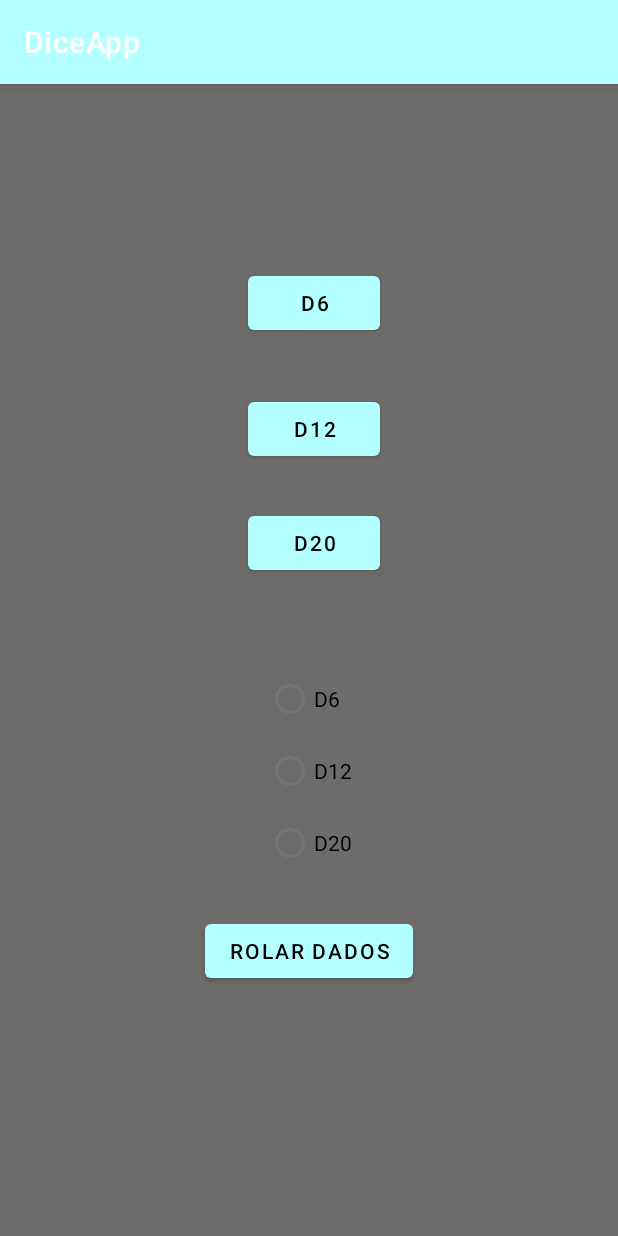
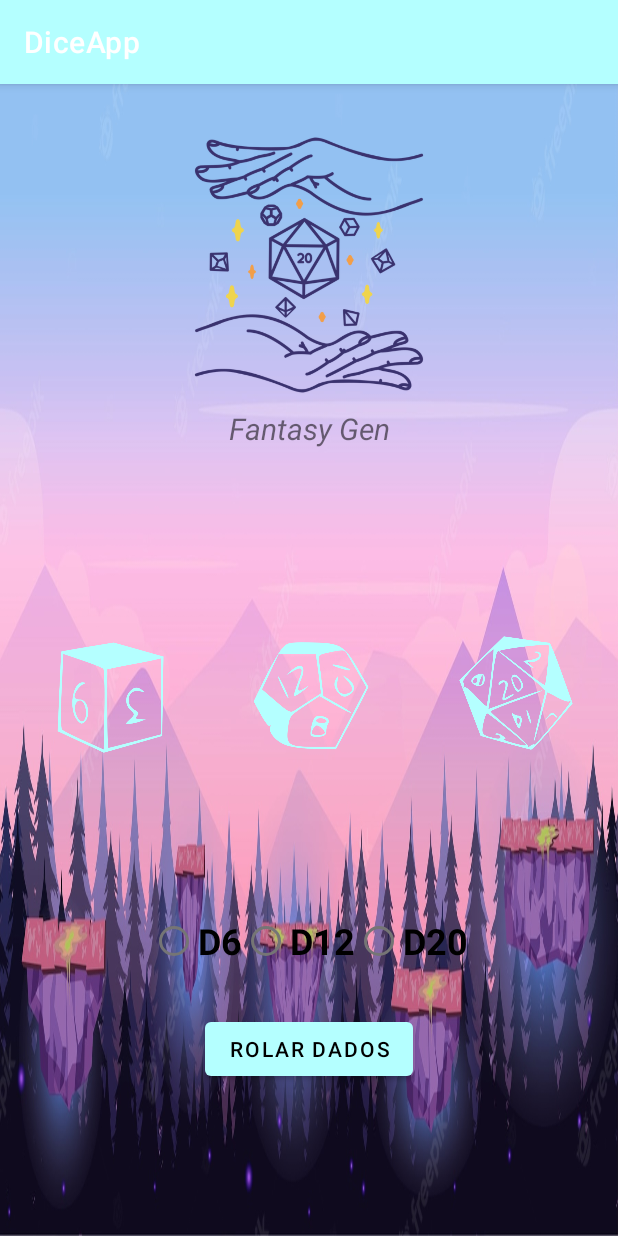
Before and after one commit to julianoBeerg/Exercicios-Android-TM4, an Android app: the screen it shows after launch (MainActivity), on a phone screen of 412 x 824 dp. Run offline under Robolectric (Android 15) with nearby library versions, the phone set to English and light mode, and no system bars.

Commit message:
"Protótipo Projeto Mind Healthy"

```diff
--- a/DiceApp/app/src/main/res/layout/activity_main.xml
+++ b/DiceApp/app/src/main/res/layout/activity_main.xml
@@ -4,95 +4,125 @@
     xmlns:tools="http://schemas.android.com/tools"
     android:layout_width="match_parent"
     android:layout_height="match_parent"
-    android:background="#6E6B6B"
+    android:background="@drawable/background_dice"
     tools:context=".MainActivity">
 
     <TextView
         android:id="@+id/textDado"
         android:layout_width="wrap_content"
         android:layout_height="wrap_content"
+        android:layout_marginTop="32dp"
+        android:fontFamily="casual"
         android:textColor="@color/black"
-        android:textSize="34sp"
-        app:layout_constraintBottom_toBottomOf="parent"
+        android:textSize="48sp"
+        android:textStyle="bold"
         app:layout_constraintEnd_toEndOf="parent"
-        app:layout_constraintHorizontal_bias="0.511"
         app:layout_constraintStart_toStartOf="parent"
-        app:layout_constraintTop_toTopOf="parent"
-        app:layout_constraintVertical_bias="0.067"
-        tools:text="Dice 6" />
+        app:layout_constraintTop_toBottomOf="@+id/textView"
+        tools:text="Dice" />
 
     <Button
-        android:id="@+id/buttonD20"
+        android:id="@+id/buttonDados"
         android:layout_width="wrap_content"
         android:layout_height="wrap_content"
-        android:layout_marginTop="28dp"
-        android:text="D20"
+        android:layout_marginTop="24dp"
+        android:text="@string/rolar_dados"
         app:layout_constraintEnd_toEndOf="parent"
-        app:layout_constraintHorizontal_bias="0.51"
         app:layout_constraintStart_toStartOf="parent"
-        app:layout_constraintTop_toBottomOf="@+id/buttonD12" />
-
-    <Button
-        android:id="@+id/buttonD12"
-        android:layout_width="wrap_content"
-        android:layout_height="wrap_content"
-        android:layout_marginTop="36dp"
-        android:text="D12"
-        app:layout_constraintEnd_toEndOf="parent"
-        app:layout_constraintHorizontal_bias="0.51"
-        app:layout_constraintStart_toStartOf="parent"
-        app:layout_constraintTop_toBottomOf="@+id/buttonD6" />
-
-    <Button
-        android:id="@+id/buttonD6"
-        android:layout_width="wrap_content"
-        android:layout_height="wrap_content"
-        android:layout_marginTop="28dp"
-        android:text="D6"
-        app:layout_constraintEnd_toEndOf="parent"
-        app:layout_constraintHorizontal_bias="0.51"
-        app:layout_constraintStart_toStartOf="parent"
-        app:layout_constraintTop_toBottomOf="@+id/textDado" />
+        app:layout_constraintTop_toBottomOf="@+id/radioGroup" />
 
     <RadioGroup
         android:id="@+id/radioGroup"
         android:layout_width="wrap_content"
         android:layout_height="wrap_content"
-        android:layout_marginTop="56dp"
+        android:layout_marginTop="96dp"
+        android:orientation="horizontal"
         app:layout_constraintEnd_toEndOf="parent"
         app:layout_constraintStart_toStartOf="parent"
-        app:layout_constraintTop_toBottomOf="@+id/buttonD20">
+        app:layout_constraintTop_toBottomOf="@+id/buttonD12">
 
         <RadioButton
             android:id="@+id/radioButtonD6"
             android:layout_width="match_parent"
             android:layout_height="wrap_content"
             android:onClick="onRadioButtonClicked"
-            android:text="D6" />
+            android:text="@string/d6"
+            android:textColor="@color/black"
+            android:textSize="24sp"
+            android:textStyle="bold" />
 
         <RadioButton
             android:id="@+id/radioButtonD12"
             android:layout_width="match_parent"
             android:layout_height="wrap_content"
             android:onClick="onRadioButtonClicked"
-            android:text="D12" />
+            android:text="@string/d12"
+            android:textSize="24sp"
+            android:textStyle="bold"
+            tools:ignore="TextContrastCheck,TextContrastCheck" />
 
         <RadioButton
             android:id="@+id/radioButtonD20"
             android:layout_width="match_parent"
             android:layout_height="wrap_content"
             android:onClick="onRadioButtonClicked"
-            android:text="D20" />
+            android:text="@string/d20"
+            android:textColor="@color/black"
+            android:textSize="24sp"
+            android:textStyle="bold" />
     </RadioGroup>
 
     <Button
-        android:id="@+id/buttonDados"
+        android:id="@+id/buttonD20"
+        android:layout_width="82dp"
+        android:layout_height="84dp"
+        android:layout_marginTop="16dp"
+        android:layout_marginEnd="28dp"
+        android:background="@drawable/dice_20"
+        app:layout_constraintEnd_toEndOf="parent"
+        app:layout_constraintTop_toBottomOf="@+id/textDado" />
+
+    <Button
+        android:id="@+id/buttonD12"
+        android:layout_width="85dp"
+        android:layout_height="86dp"
+        android:layout_marginTop="16dp"
+        android:layout_marginEnd="52dp"
+        android:background="@drawable/dice_12"
+        app:layout_constraintEnd_toStartOf="@+id/buttonD20"
+        app:layout_constraintTop_toBottomOf="@+id/textDado" />
+
+    <Button
+        android:id="@+id/buttonD6"
+        android:layout_width="105dp"
+        android:layout_height="86dp"
+        android:layout_marginTop="16dp"
+        android:background="@drawable/dice_6"
+        app:layout_constraintEnd_toStartOf="@+id/buttonD12"
+        app:layout_constraintHorizontal_bias="0.373"
+        app:layout_constraintStart_toStartOf="parent"
+        app:layout_constraintTop_toBottomOf="@+id/textDado" />
+
+    <ImageView
+        android:id="@+id/imageView"
+        android:layout_width="185dp"
+        android:layout_height="241dp"
+        android:scaleType="centerInside"
+        app:layout_constraintEnd_toEndOf="parent"
+        app:layout_constraintStart_toStartOf="parent"
+        app:layout_constraintTop_toTopOf="parent"
+        app:srcCompat="@drawable/dices_logo" />
+
+    <TextView
+        android:id="@+id/textView"
         android:layout_width="wrap_content"
         android:layout_height="wrap_content"
-        android:layout_marginTop="24dp"
-        android:text="Rolar Dados"
+        android:layout_marginTop="-25dp"
+        android:text="Fantasy Gen"
+        android:textSize="20sp"
+        android:textStyle="italic"
         app:layout_constraintEnd_toEndOf="parent"
         app:layout_constraintStart_toStartOf="parent"
-        app:layout_constraintTop_toBottomOf="@+id/radioGroup" />
+        app:layout_constraintTop_toBottomOf="@+id/imageView" />
 
 </androidx.constraintlayout.widget.ConstraintLayout>
--- a/DiceApp/app/src/main/res/values/strings.xml
+++ b/DiceApp/app/src/main/res/values/strings.xml
@@ -1,3 +1,7 @@
 <resources>
     <string name="app_name">DiceApp</string>
+    <string name="rolar_dados">Rolar Dados</string>
+    <string name="d20">D20</string>
+    <string name="d6">D6</string>
+    <string name="d12">D12</string>
 </resources>
```
Also changed, not shown: DiceApp/app/src/main/res/drawable/background_dice.jpg (added), DiceApp/app/src/main/res/drawable/dice_12.png (added), DiceApp/app/src/main/res/drawable/dice_20.png (added), DiceApp/app/src/main/res/drawable/dice_6.png (added), DiceApp/app/src/main/res/drawable/dices_logo.png (added).
